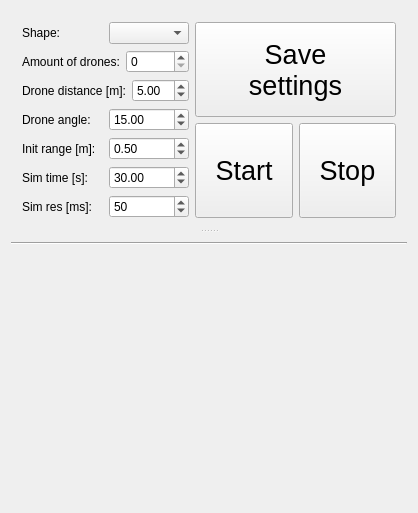
Qt form catkin_ws/src/supervisor/src/View/mainwindow.ui (jlrandulfe/drone-swarm) before a commit.
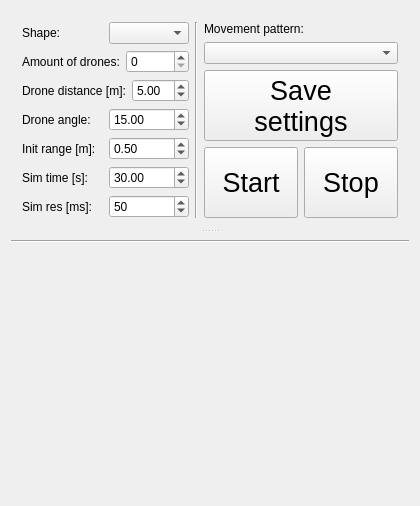
The same form after that commit.

Commit message: Add Movement pattern to GUI

The edit to the form file:
```diff
--- a/catkin_ws/src/supervisor/src/View/mainwindow.ui
+++ b/catkin_ws/src/supervisor/src/View/mainwindow.ui
@@ -6,8 +6,8 @@
    <rect>
     <x>0</x>
     <y>0</y>
-    <width>418</width>
-    <height>513</height>
+    <width>420</width>
+    <height>506</height>
    </rect>
   </property>
   <property name="sizePolicy">
@@ -208,8 +208,36 @@
             </item>
            </layout>
           </item>
+          <item>
+           <widget class="Line" name="line_2">
+            <property name="orientation">
+             <enum>Qt::Vertical</enum>
+            </property>
+           </widget>
+          </item>
           <item>
            <layout class="QVBoxLayout" name="verticalLayout_2">
+            <item>
+             <layout class="QVBoxLayout" name="verticalLayout_5">
+              <item>
+               <widget class="QLabel" name="testLabel">
+                <property name="text">
+                 <string>Movement pattern:</string>
+                </property>
+               </widget>
+              </item>
+              <item>
+               <widget class="QComboBox" name="testCombo">
+                <property name="sizePolicy">
+                 <sizepolicy hsizetype="MinimumExpanding" vsizetype="Fixed">
+                  <horstretch>0</horstretch>
+                  <verstretch>0</verstretch>
+                 </sizepolicy>
+                </property>
+               </widget>
+              </item>
+             </layout>
+            </item>
             <item>
              <widget class="QPushButton" name="applyButton">
               <property name="enabled">
```
The commit also changes 3 other files.
